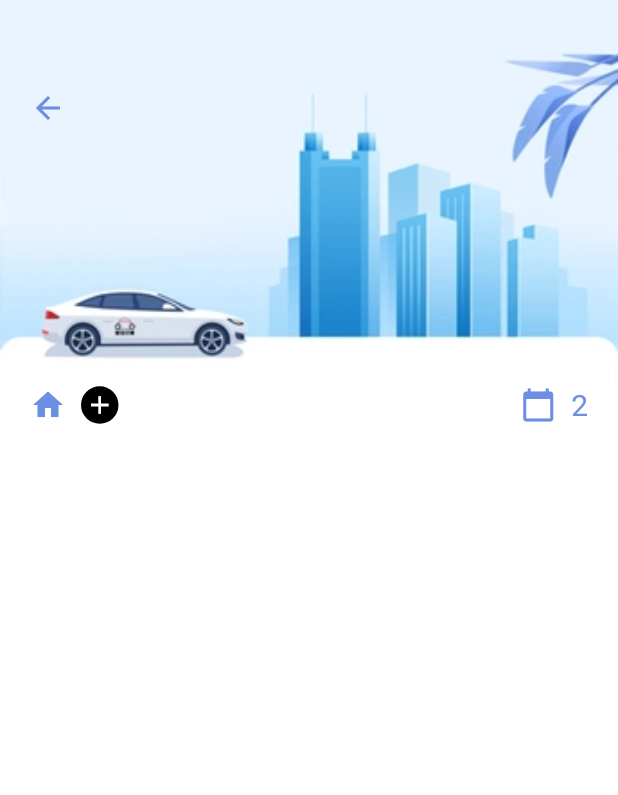
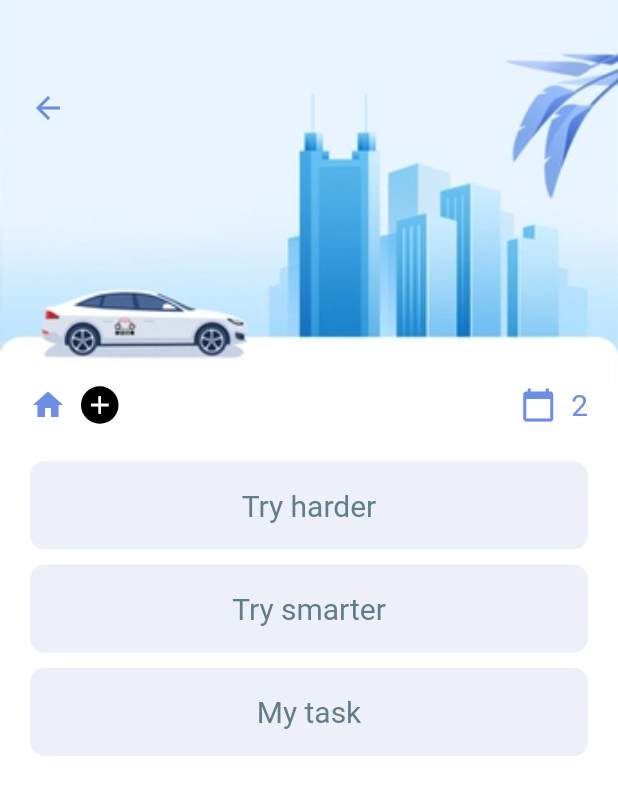
Before and after one commit to shahdat-sajib/Flutter-Personal-Manager, a Flutter app: the screen it shows after launch, on a phone screen of 412 x 824 dp. Shown: the top 795 px of the screen. Run offline on Flutter 3.47's test engine with Material 2 defaults, Android fonts, the phone set to English and light mode, and no system bars.

```diff
--- a/lib/screens/all_tasks.dart
+++ b/lib/screens/all_tasks.dart
@@ -1,12 +1,20 @@
 import 'package:flutter/cupertino.dart';
 import 'package:flutter/material.dart';
 import 'package:task_manager/colors/app_colors.dart';
+import 'package:task_manager/widgets/task_widget.dart';
 
 class AllTasks extends StatelessWidget {
   const AllTasks({ Key? key }) : super(key: key);
 
   @override
   Widget build(BuildContext context) {
+
+    List myData =[
+      "Try harder",
+      "Try smarter",
+      "My task"
+    ];
+
     return Scaffold(
       backgroundColor: Colors.white,
       body: Column(
@@ -58,7 +66,20 @@ class AllTasks extends StatelessWidget {
                 ),)
               ],
             ),
-          )
+          ),
+          SizedBox(height: 25.0,),
+        Flexible(
+          child: ListView.builder(
+            itemCount: myData.length, //amar data length porjonto widget hote thakbe
+            itemBuilder: (context, index){ //data gulo array hisabe ace jonno index nite hoice
+            return Container(
+              margin: EdgeInsets.only(left: 20.0, right: 20.0, bottom: 10.0),
+              child: TaskWidget(
+                text: myData[index],
+                color: Colors.blueGrey),
+            );
+          }),
+        )
         ],
       ),
     );
--- a/lib/widgets/task_widget.dart
+++ b/lib/widgets/task_widget.dart
@@ -20,10 +20,12 @@ class TaskWidget extends StatelessWidget {
         color: Color(0xFFedf0f8),
         borderRadius: BorderRadius.circular(10.0),
       ),
-      child: Text(text, style: TextStyle(
-        fontSize: 20.0,
-        color: color,
-      ),),
+      child: Center(
+        child: Text(text, style: TextStyle(
+          fontSize: 20.0,
+          color: color,
+        ),),
+      ),
     );
   }
 }
```
